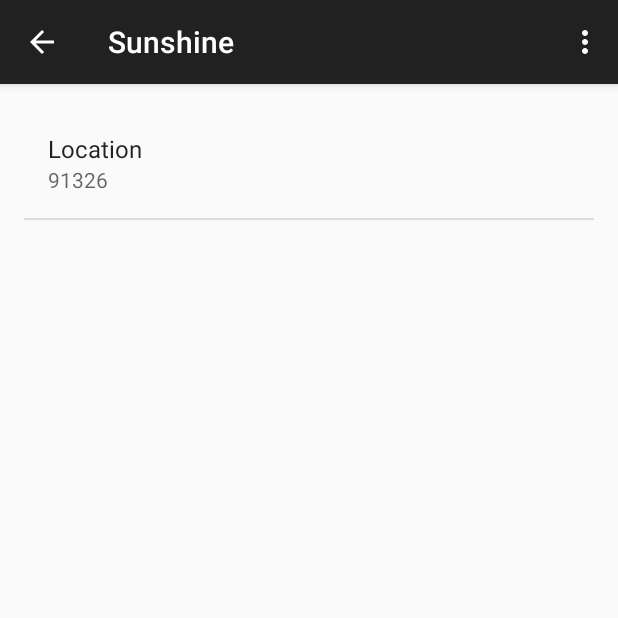
After one commit to habibmichael/Sunshine, an Android app: the fragment SettingsFragment placed in its activity, on a phone screen of 412 x 824 dp, the top half of it. The commit adds this screen. Run offline under Robolectric (Android 15) with nearby library versions, the phone set to English and light mode, and no system bars.

Commit message:
Add setting activity and fragment, Add a edit text preference for custom zip code input

```diff
--- a/app/src/main/AndroidManifest.xml
+++ b/app/src/main/AndroidManifest.xml
@@ -19,7 +19,11 @@
                 <category android:name="android.intent.category.LAUNCHER" />
             </intent-filter>
         </activity>
-        <activity android:name=".DetailActivity"></activity>
+        <activity android:name=".DetailActivity"
+                   android:parentActivityName=".MainActivity"/>
+
+        <activity android:name=".SettingsActivity"
+                    android:parentActivityName=".MainActivity"/>
     </application>
 
 </manifest>
--- a/app/src/main/java/com/example/android/sunshine/app/DetailActivity.java
+++ b/app/src/main/java/com/example/android/sunshine/app/DetailActivity.java
@@ -1,24 +1,78 @@
 package com.example.android.sunshine.app;
 
 import android.content.Intent;
+import android.support.annotation.Nullable;
+import android.support.v4.app.Fragment;
 import android.support.v7.app.ActionBarActivity;
 import android.os.Bundle;
+import android.view.LayoutInflater;
+import android.view.Menu;
+import android.view.MenuItem;
+import android.view.View;
+import android.view.ViewGroup;
 import android.widget.TextView;
 
-import org.w3c.dom.Text;
 
 public class DetailActivity extends ActionBarActivity {
 
-    TextView  forecastDetail;
+
     @Override
     protected void onCreate(Bundle savedInstanceState) {
         super.onCreate(savedInstanceState);
         setContentView(R.layout.activity_detail);
 
+        if (savedInstanceState == null) {
+            getSupportFragmentManager().beginTransaction()
+                    .add(R.id.detail_container, new DetailFragment())
+                    .commit();
+        }
 
-        Intent i = getIntent();
-        String detail = i.getStringExtra(Intent.EXTRA_TEXT);
-        forecastDetail= (TextView)findViewById(R.id.forecast_detail);
-        forecastDetail.setText(detail);
+
+    }
+
+    @Override
+    public boolean onCreateOptionsMenu(Menu menu) {
+        // Inflate the menu; this adds items to the action bar if it is present.
+        getMenuInflater().inflate(R.menu.main, menu);
+        return true;
+    }
+
+    @Override
+    public boolean onOptionsItemSelected(MenuItem item) {
+        // Handle action bar item clicks here. The action bar will
+        // automatically handle clicks on the Home/Up button, so long
+        // as you specify a parent activity in AndroidManifest.xml.
+        int id = item.getItemId();
+
+        if (id == R.id.action_settings) {
+            startActivity(new Intent(this,SettingsActivity.class));
+            return true;
+        }
+
+        return super.onOptionsItemSelected(item);
+    }
+
+
+    public static class DetailFragment extends Fragment {
+
+        public DetailFragment(){
+
+        }
+
+        @Override
+        public View onCreateView(LayoutInflater inflater, @Nullable ViewGroup container, @Nullable Bundle savedInstanceState) {
+
+           View rootView = inflater.inflate(R.layout.fragment_detail,container,false);
+
+            Intent i = getActivity().getIntent();
+            if(i!=null && i.hasExtra(Intent.EXTRA_TEXT)) {
+                String detail = i.getStringExtra(Intent.EXTRA_TEXT);
+                TextView forecastDetail = (TextView) rootView.findViewById(R.id.forecast_detail);
+                forecastDetail.setText(detail);
+            }
+
+            return rootView;
+
+        }
     }
 }
--- a/app/src/main/java/com/example/android/sunshine/app/MainActivity.java
+++ b/app/src/main/java/com/example/android/sunshine/app/MainActivity.java
@@ -1,5 +1,6 @@
 package com.example.android.sunshine.app;
 
+import android.content.Intent;
 import android.support.v7.app.ActionBarActivity;
 import android.support.v4.app.Fragment;
 import android.os.Bundle;
@@ -26,9 +27,10 @@ public class MainActivity extends ActionBarActivity {
     protected void onCreate(Bundle savedInstanceState) {
         super.onCreate(savedInstanceState);
         setContentView(R.layout.activity_main);
+
         if (savedInstanceState == null) {
             getSupportFragmentManager().beginTransaction()
-                    .add(R.id.container, new ForecastFragment())
+                    .add(R.id.main_container, new ForecastFragment())
                     .commit();
         }
     }
@@ -49,6 +51,7 @@ public class MainActivity extends ActionBarActivity {
 
         //noinspection SimplifiableIfStatement
         if (id == R.id.action_settings) {
+            startActivity(new Intent(this,SettingsActivity.class));
             return true;
         }
 
--- /dev/null
+++ b/app/src/main/java/com/example/android/sunshine/app/SettingsFragment.java
@@ -0,0 +1,73 @@
+package com.example.android.sunshine.app;
+
+
+import android.os.Bundle;
+import android.preference.ListPreference;
+import android.preference.Preference;
+import android.preference.PreferenceFragment;
+import android.preference.PreferenceManager;
+import android.support.v4.app.Fragment;
+import android.view.LayoutInflater;
+import android.view.View;
+import android.view.ViewGroup;
+
+
+/**
+ * A simple {@link Fragment} subclass.
+ */
+public class SettingsFragment extends PreferenceFragment implements Preference.OnPreferenceChangeListener{
+
+    @Override
+    public void onCreate(Bundle savedInstanceState) {
+        super.onCreate(savedInstanceState);
+
+
+        addPreferencesFromResource(R.xml.pref_general);
+        bindPreferenceSummaryToValue(findPreference(getString(R.string.pref_location_key)));
+    }
+
+    public SettingsFragment() {
+        // Required empty public constructor
+    }
+
+
+    @Override
+    public View onCreateView(LayoutInflater inflater, ViewGroup container,
+                             Bundle savedInstanceState) {
+        // Inflate the layout for this fragment
+        return inflater.inflate(R.layout.fragment_settings, container, false);
+    }
+
+
+    private void bindPreferenceSummaryToValue(Preference preference) {
+        // Set the listener to watch for value changes.
+        preference.setOnPreferenceChangeListener(this);
+
+        // Trigger the listener immediately with the preference's
+        // current value.
+        onPreferenceChange(preference,
+                PreferenceManager
+                        .getDefaultSharedPreferences(preference.getContext())
+                        .getString(preference.getKey(), ""));
+    }
+
+    @Override
+    public boolean onPreferenceChange(Preference preference, Object value) {
+        String stringValue = value.toString();
+
+        if (preference instanceof ListPreference) {
+            // For list preferences, look up the correct display value in
+            // the preference's 'entries' list (since they have separate labels/values).
+            ListPreference listPreference = (ListPreference) preference;
+            int prefIndex = listPreference.findIndexOfValue(stringValue);
+            if (prefIndex >= 0) {
+                preference.setSummary(listPreference.getEntries()[prefIndex]);
+            }
+        } else {
+            // For other preferences, set the summary to the value's simple string representation.
+            preference.setSummary(stringValue);
+        }
+        return true;
+    }
+
+}
--- a/app/src/main/res/layout/activity_detail.xml
+++ b/app/src/main/res/layout/activity_detail.xml
@@ -1,17 +1,15 @@
 <?xml version="1.0" encoding="utf-8"?>
-<RelativeLayout xmlns:android="http://schemas.android.com/apk/res/android"
+<FrameLayout xmlns:android="http://schemas.android.com/apk/res/android"
     xmlns:tools="http://schemas.android.com/tools"
     android:layout_width="match_parent"
     android:layout_height="match_parent"
     android:paddingBottom="@dimen/activity_vertical_margin"
+    android:id="@+id/detail_container"
     android:paddingLeft="@dimen/activity_horizontal_margin"
     android:paddingRight="@dimen/activity_horizontal_margin"
     android:paddingTop="@dimen/activity_vertical_margin"
     tools:context="com.example.android.sunshine.app.DetailActivity">
 
-    <TextView
-        android:layout_width="match_parent"
-        android:layout_height="wrap_content"
-        android:id="@+id/forecast_detail"/>
 
-</RelativeLayout>
+
+</FrameLayout>
--- a/app/src/main/res/layout/activity_main.xml
+++ b/app/src/main/res/layout/activity_main.xml
@@ -1,4 +1,4 @@
 <FrameLayout xmlns:android="http://schemas.android.com/apk/res/android"
-    xmlns:tools="http://schemas.android.com/tools" android:id="@+id/container"
+    xmlns:tools="http://schemas.android.com/tools" android:id="@+id/main_container"
     android:layout_width="match_parent" android:layout_height="match_parent"
     tools:context=".MainActivity" tools:ignore="MergeRootFrame" />
--- /dev/null
+++ b/app/src/main/res/layout/fragment_detail.xml
@@ -0,0 +1,12 @@
+<?xml version="1.0" encoding="utf-8"?>
+<LinearLayout xmlns:android="http://schemas.android.com/apk/res/android"
+    android:orientation="vertical" android:layout_width="match_parent"
+    android:layout_height="match_parent">
+
+
+    <TextView
+        android:layout_width="match_parent"
+        android:layout_height="wrap_content"
+        android:id="@+id/forecast_detail"/>
+
+</LinearLayout>
--- a/app/src/main/res/layout/fragment_main.xml
+++ b/app/src/main/res/layout/fragment_main.xml
@@ -4,7 +4,7 @@
     android:paddingRight="@dimen/activity_horizontal_margin"
     android:paddingTop="@dimen/activity_vertical_margin"
     android:paddingBottom="@dimen/activity_vertical_margin"
-    tools:context=".MainActivity$ForecastFragment">
+   >
 
     <ListView  android:layout_width="match_parent"
         android:layout_height="match_parent"
--- /dev/null
+++ b/app/src/main/res/layout/fragment_settings.xml
@@ -0,0 +1,6 @@
+<ListView xmlns:android="http://schemas.android.com/apk/res/android"
+    xmlns:tools="http://schemas.android.com/tools"
+    android:layout_width="match_parent"
+    android:layout_height="match_parent"
+    android:id="@android:id/list"
+    tools:context="com.example.android.sunshine.app.SettingsFragment"/>
--- a/app/src/main/res/values/strings.xml
+++ b/app/src/main/res/values/strings.xml
@@ -6,4 +6,10 @@
     <string name="action_settings">Settings</string>
     <string name="action_refresh">Refresh</string>
 
+    <!-- TODO: Remove or change this placeholder text -->
+    <string name="hello_blank_fragment">Hello blank fragment</string>
+    <string name="pref_location_label">Location</string>
+    <string name="pref_location_key" translatable="false">location</string>
+    <string name="pref_location_default" translatable="false">91326</string>
+
 </resources>
--- /dev/null
+++ b/app/src/main/res/xml/pref_general.xml
@@ -0,0 +1,13 @@
+<?xml version="1.0" encoding="utf-8"?>
+<PreferenceScreen xmlns:android="http://schemas.android.com/apk/res/android"
+    android:layout_width="match_parent" android:layout_height="match_parent">
+
+    <EditTextPreference
+        android:title="@string/pref_location_label"
+        android:key="@string/pref_location_key"
+        android:defaultValue="@string/pref_location_default"
+        android:singleLine="true"
+        android:inputType="text"/>
+
+
+</PreferenceScreen>
```
Also changed, not shown: app/build.gradle (+10 -8 lines), app/src/main/java/com/example/android/sunshine/app/SettingsActivity.java (added, +29 -0 lines), app/src/main/res/layout/activity_settings.xml (added, +9 -0 lines).
